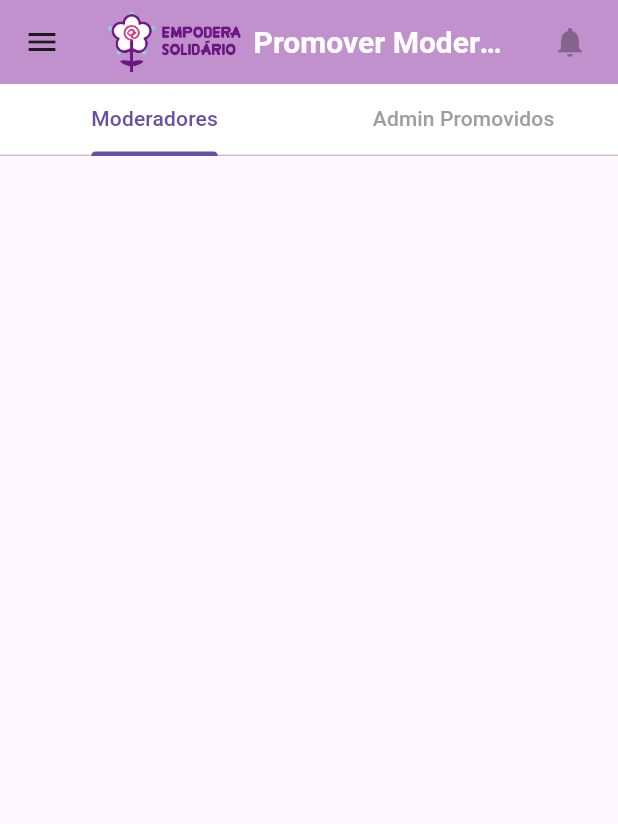
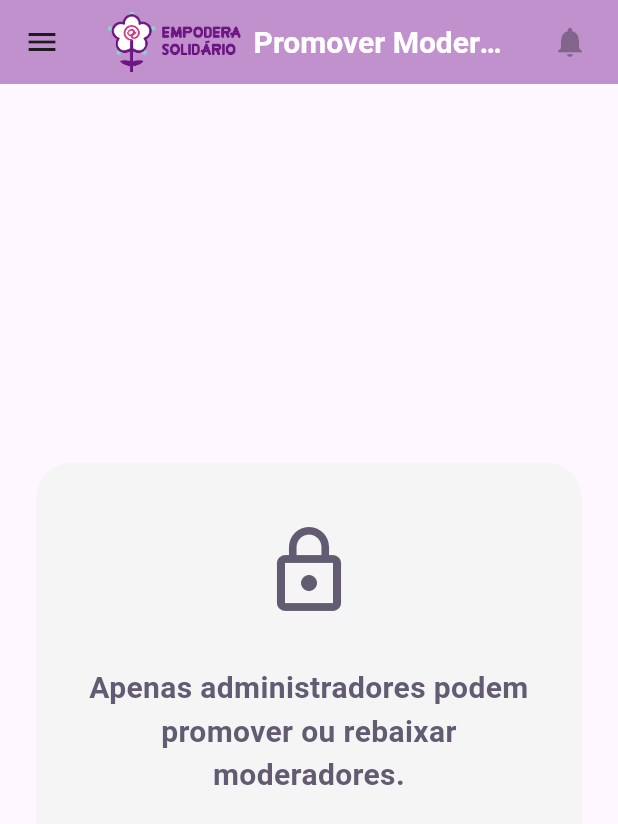
Before and after one commit to ryanmiura/empodera-admin, a Flutter app: the PromoteModeratorsScreen screen opened directly, after a tap on the "menu" icon, after a tap on "Perfil", on a phone screen of 412 x 824 dp. Shown: the top 824 px of the screen. Run offline on Flutter 3.47's test engine with Material 3 defaults, Android fonts, the phone set to English and light mode, and no system bars; our stand-ins replace cloud_firestore, firebase_auth, firebase_core, flutter_dotenv, shared_preferences; accounts and stored records are empty.

Commit message:
feat: enhance user role management and loading states in PromoteModeratorsScreen (#12)

```diff
--- a/lib/features/gestao/screens/promote_moderators_screen.dart
+++ b/lib/features/gestao/screens/promote_moderators_screen.dart
@@ -1,5 +1,6 @@
 import 'package:firebase_core/firebase_core.dart';
 import 'package:flutter/material.dart';
+import 'package:cloud_firestore/cloud_firestore.dart';
 import '../../../shared/widgets/custom_app_bar.dart';
 import '../../../shared/widgets/custom_drawer.dart';
 import 'package:firebase_auth/firebase_auth.dart';
@@ -22,23 +23,46 @@ class _PromoteModeratorsScreenState extends State<PromoteModeratorsScreen> with
   bool _loading = true;
 
   String? _currentUid;
+  String? _userRole;
+  bool _isProfileLoading = true;
 
   @override
   void initState() {
     super.initState();
     _tabController = TabController(length: 2, vsync: this);
-    _fetchCurrentUser();
+    _fetchCurrentUserAndRole();
   }
 
-  Future<void> _fetchCurrentUser() async {
+  Future<void> _fetchCurrentUserAndRole() async {
     // Usa instância já inicializada do app secundário
     final app = Firebase.app('admin-auth');
-    final uid = FirebaseAuth.instanceFor(app: app).currentUser?.uid;
+    final auth = FirebaseAuth.instanceFor(app: app);
+    final uid = auth.currentUser?.uid;
     setState(() {
       _currentUid = uid;
+      _isProfileLoading = true;
     });
+    // Busca role do usuário logado na coleção admin_users
+    if (uid != null) {
+      final doc = await FirebaseFirestore.instanceFor(app: app)
+          .collection('admin_users')
+          .doc(uid)
+          .get();
+      final data = doc.data();
+      setState(() {
+        _userRole = data != null ? data['role'] as String? : null;
+        _isProfileLoading = false;
+      });
+    } else {
+      setState(() {
+        _userRole = null;
+        _isProfileLoading = false;
+      });
+    }
     _fetchLists();
   }
+
+  // Método removido pois não é mais utilizado
 
   Future<void> _fetchLists() async {
     if (_currentUid == null) return;
@@ -200,7 +224,40 @@ class _PromoteModeratorsScreenState extends State<PromoteModeratorsScreen> with
           }
         },
       ),
-      body: _loading
+      body: _isProfileLoading
+          ? const Center(child: CircularProgressIndicator())
+          : _userRole != "admin"
+              ? Center(
+                  child: Container(
+                    padding: const EdgeInsets.symmetric(horizontal: 32, vertical: 40),
+                    margin: const EdgeInsets.all(24),
+                    decoration: BoxDecoration(
+                      color: Colors.grey[100],
+                      borderRadius: BorderRadius.circular(24),
+                    ),
+                    child: Column(
+                      mainAxisSize: MainAxisSize.min,
+                      children: [
+                        Icon(
+                          Icons.lock_outline,
+                          size: 64,
+                          color: Theme.of(context).colorScheme.secondary,
+                        ),
+                        const SizedBox(height: 32),
+                        Text(
+                          'Apenas administradores podem promover ou rebaixar moderadores.',
+                          textAlign: TextAlign.center,
+                          style: TextStyle(
+                            fontSize: 20,
+                            color: Theme.of(context).colorScheme.secondary,
+                            fontWeight: FontWeight.w600,
+                          ),
+                        ),
+                      ],
+                    ),
+                  ),
+                )
+              : _loading
                   ? const Center(child: CircularProgressIndicator())
                   : Column(
                       children: [
```
Lines whose indentation alone changed are shown as unchanged.
